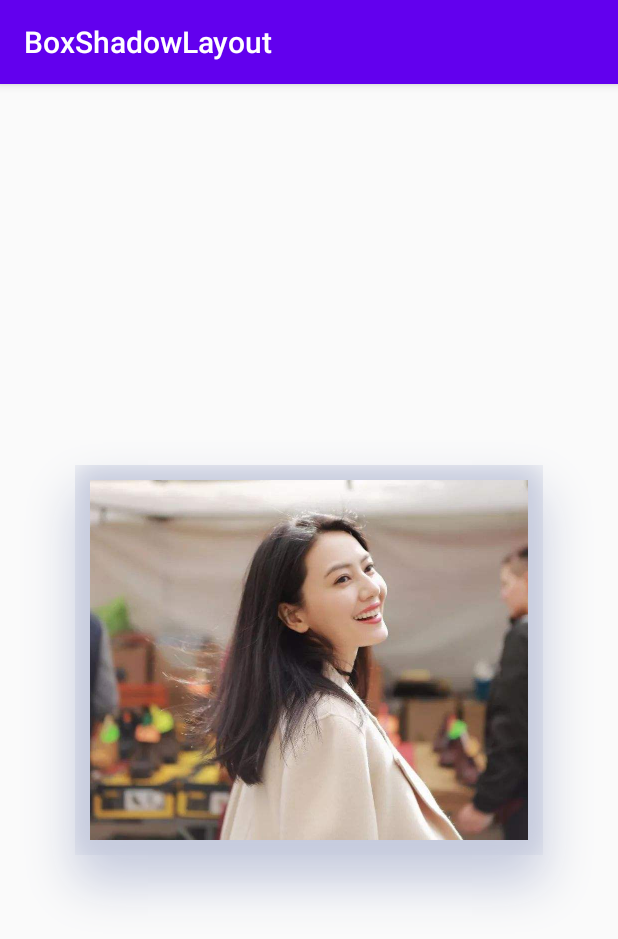
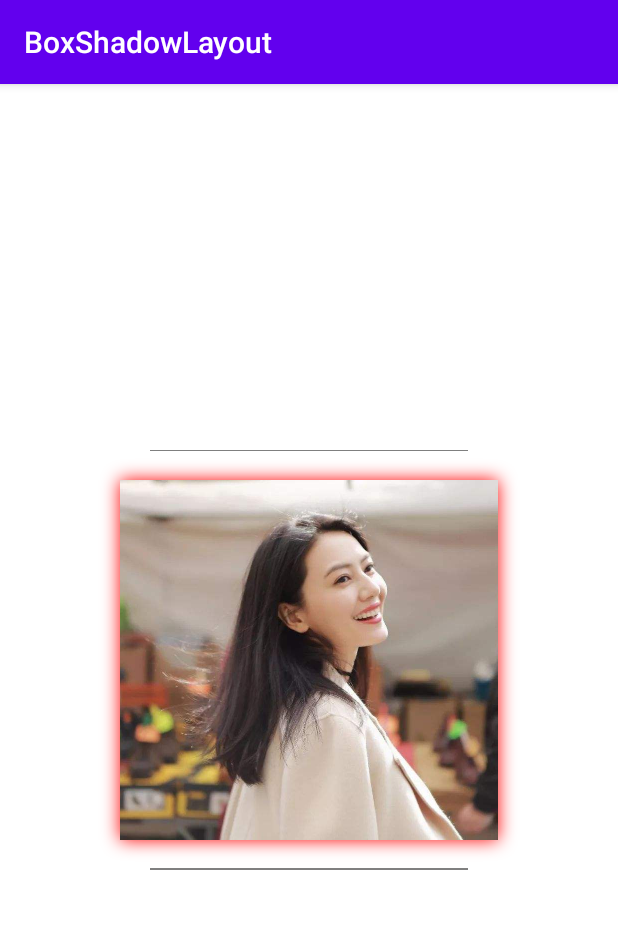
Before and after one commit to Xigong93/BoxShadowLayout, an Android app: the screen it shows after launch (MainActivity), on a phone screen of 412 x 824 dp. Shown: the top 939 px of the screen. Run offline under Robolectric (Android 15) with nearby library versions, the phone set to English and light mode, and no system bars.

Commit message:
Implement shadow by padding and BlurMaskFilter.

```diff
--- a/app/build.gradle
+++ b/app/build.gradle
@@ -3,13 +3,13 @@ apply plugin: 'kotlin-android'
 apply plugin: 'kotlin-android-extensions'
 
 android {
-    compileSdkVersion 30
-    buildToolsVersion "30.0.0"
+    compileSdkVersion 29
+    buildToolsVersion "29.0.3"
 
     defaultConfig {
         applicationId "pokercc.android.boxshadowlayout"
         minSdkVersion 22
-        targetSdkVersion 30
+        targetSdkVersion 29
         versionCode 1
         versionName "1.0"
 
@@ -22,6 +22,16 @@ android {
             proguardFiles getDefaultProguardFile('proguard-android-optimize.txt'), 'proguard-rules.pro'
         }
     }
+
+    compileOptions {
+        sourceCompatibility = 1.8
+        targetCompatibility = 1.8
+    }
+
+    kotlinOptions {
+        jvmTarget = "1.8"
+    }
+
 }
 
 dependencies {
--- a/app/src/main/java/pokercc/android/boxshadowlayout/BoxShadowLayout.kt
+++ b/app/src/main/java/pokercc/android/boxshadowlayout/BoxShadowLayout.kt
@@ -1,16 +1,26 @@
 package pokercc.android.boxshadowlayout
 
 import android.content.Context
-import android.graphics.*
+import android.graphics.BlurMaskFilter
+import android.graphics.Canvas
+import android.graphics.Color
+import android.graphics.Paint
 import android.util.AttributeSet
+import android.util.Log
+import android.view.View
 import android.view.ViewGroup
 import android.widget.FrameLayout
+import androidx.core.view.setPadding
 
 /**
  * Box Shadow like css in web.
  */
 class BoxShadowLayout(context: Context, attrs: AttributeSet? = null) : FrameLayout(context, attrs) {
 
+    companion object {
+        private const val LOG_TAG = "BoxShadowLayout"
+        private const val DEBUG = true
+    }
 
     init {
         setWillNotDraw(false)
@@ -26,41 +36,50 @@ class BoxShadowLayout(context: Context, attrs: AttributeSet? = null) : FrameLayo
 
     }
 
-    private val shadowColor = 0xffc7ccde.toInt()
+    private var radius = 0f
+
+    //        private val shadowColor = 0x5cc7ccde.toInt()
+    private val shadowColor = Color.RED
+    private var blur = 5f * 3
     private val shadowPaint = Paint(Paint.ANTI_ALIAS_FLAG).apply {
-        color = 0xffc7ccde.toInt()
-        maskFilter = BlurMaskFilter(25f, BlurMaskFilter.Blur.INNER)
-//        shader = LinearGradient(
-//            0f,
-//            0f,
-//            300f,
-//            0f,
-//            shadowColor,
-//            0xFFFF7D39.toInt(),
-//            Shader.TileMode.MIRROR
-//        )
-        setShadowLayer(40f, 0f, 28f, shadowColor)
-        this.strokeWidth = shadowWidth
+        color = shadowColor
+        maskFilter = BlurMaskFilter(blur, BlurMaskFilter.Blur.OUTER)
         this.style = Paint.Style.FILL
     }
-    private val shadowWidth = 15f
+    private val debugPaint = Paint().apply {
+        color = Color.BLACK
+    }
+
+    init {
+        setPadding((blur * 2).toInt())
+    }
+
     override fun onAttachedToWindow() {
         super.onAttachedToWindow()
         // Tell parent don't clip me. Otherwise the shadow will be erase.
         (parent as? ViewGroup)?.clipChildren = false
+        setLayerType(View.LAYER_TYPE_SOFTWARE, null)
     }
 
+    private val target: View? get() = getChildAt(0)
     override fun onDraw(canvas: Canvas) {
         super.onDraw(canvas)
-        canvas.drawRoundRect(
-            shadowWidth * -1,
-            shadowWidth * -1,
-            width + shadowWidth,
-            height + shadowWidth,
-            0f,
-            0f,
-            shadowPaint
-        )
+        if (DEBUG) {
+            canvas.drawLine(60f, 0f, width - 60f, 0f, debugPaint)
+            canvas.drawLine(60f, height.toFloat()-1, width - 60f, height.toFloat()-1, debugPaint)
+        }
+        target?.let {
+            canvas.drawRoundRect(
+                it.x,
+                it.y,
+                it.x + it.width.toFloat(),
+                it.y + it.height.toFloat(),
+                radius,
+                radius,
+                shadowPaint
+            )
+
+        }
     }
 
 
--- a/app/src/main/res/layout/activity_main.xml
+++ b/app/src/main/res/layout/activity_main.xml
@@ -4,6 +4,7 @@
     xmlns:tools="http://schemas.android.com/tools"
     android:layout_width="match_parent"
     android:layout_height="match_parent"
+    android:background="#fff"
     tools:context=".MainActivity">
 
     <pokercc.android.boxshadowlayout.BoxShadowLayout
```
